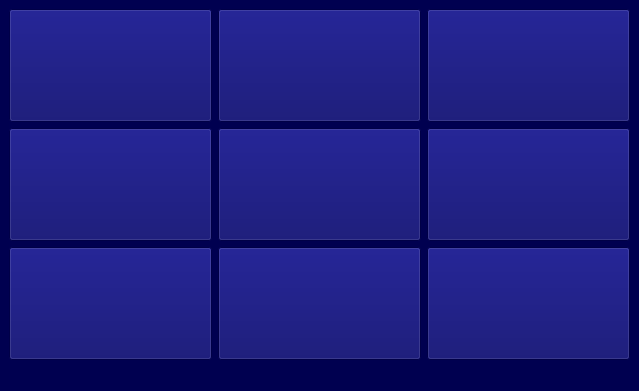
Above: main_window.ui from SinaHosseini/episode18 before the change. Below: the same form after it.
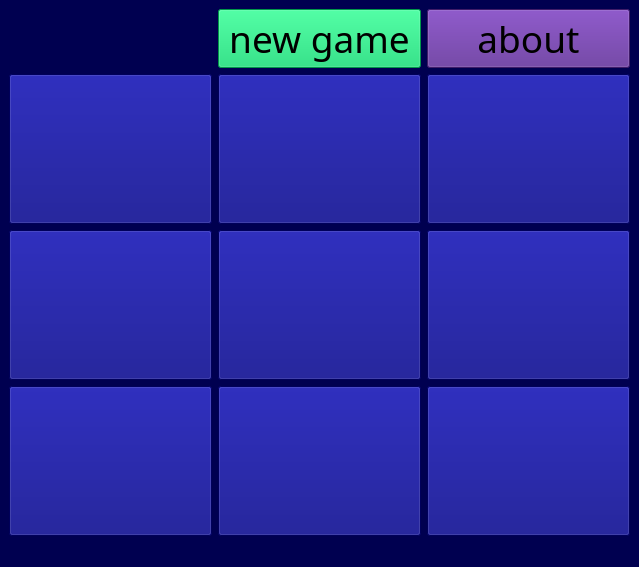
That is the form after the change.

What changed in the file:
```diff
--- a/main_window.ui
+++ b/main_window.ui
@@ -7,7 +7,7 @@
     <x>0</x>
     <y>0</y>
     <width>573</width>
-    <height>391</height>
+    <height>567</height>
    </rect>
   </property>
   <property name="sizePolicy">
@@ -24,7 +24,74 @@
   </property>
   <widget class="QWidget" name="centralwidget">
    <layout class="QGridLayout" name="gridLayout">
-    <item row="2" column="0">
+    <item row="3" column="2">
+     <widget class="QPushButton" name="btn_3">
+      <property name="sizePolicy">
+       <sizepolicy hsizetype="Minimum" vsizetype="Expanding">
+        <horstretch>0</horstretch>
+        <verstretch>0</verstretch>
+       </sizepolicy>
+      </property>
+      <property name="font">
+       <font>
+        <pointsize>55</pointsize>
+       </font>
+      </property>
+      <property name="styleSheet">
+       <string notr="true">background-color: rgb(0, 0, 127);
+</string>
+      </property>
+      <property name="text">
+       <string/>
+      </property>
+     </widget>
+    </item>
+    <item row="4" column="2">
+     <widget class="QPushButton" name="btn_6">
+      <property name="sizePolicy">
+       <sizepolicy hsizetype="Minimum" vsizetype="Expanding">
+        <horstretch>0</horstretch>
+        <verstretch>0</verstretch>
+       </sizepolicy>
+      </property>
+      <property name="font">
+       <font>
+        <pointsize>55</pointsize>
+       </font>
+      </property>
+      <property name="styleSheet">
+       <string notr="true">background-color: rgb(0, 0, 127);
+</string>
+      </property>
+      <property name="text">
+       <string/>
+      </property>
+     </widget>
+    </item>
+    <item row="2" column="1">
+     <widget class="QPushButton" name="btn_NG">
+      <property name="sizePolicy">
+       <sizepolicy hsizetype="Preferred" vsizetype="Preferred">
+        <horstretch>0</horstretch>
+        <verstretch>0</verstretch>
+       </sizepolicy>
+      </property>
+      <property name="font">
+       <font>
+        <family>Sylfaen</family>
+        <pointsize>28</pointsize>
+        <bold>false</bold>
+       </font>
+      </property>
+      <property name="styleSheet">
+       <string notr="true">background-color: rgb(0, 211, 102);</string>
+      </property>
+      <property name="text">
+       <string>new game</string>
+      </property>
+     </widget>
+    </item>
+    <item row="5" column="0">
      <widget class="QPushButton" name="btn_7">
       <property name="sizePolicy">
        <sizepolicy hsizetype="Minimum" vsizetype="Expanding">
@@ -38,15 +105,61 @@
        </font>
       </property>
       <property name="styleSheet">
-       <string notr="true">background-color: rgb(0, 0, 100);
-color: rgb(250, 155, 0);</string>
+       <string notr="true">background-color: rgb(0, 0, 127);
+</string>
       </property>
       <property name="text">
        <string/>
       </property>
      </widget>
     </item>
-    <item row="0" column="0">
+    <item row="2" column="2">
+     <widget class="QPushButton" name="btn_about">
+      <property name="sizePolicy">
+       <sizepolicy hsizetype="Preferred" vsizetype="Preferred">
+        <horstretch>0</horstretch>
+        <verstretch>0</verstretch>
+       </sizepolicy>
+      </property>
+      <property name="font">
+       <font>
+        <family>Sylfaen</family>
+        <pointsize>28</pointsize>
+        <bold>false</bold>
+       </font>
+      </property>
+      <property name="styleSheet">
+       <string notr="true">background-color: rgb(0, 211, 102);
+background-color: rgb(88, 38, 145);</string>
+      </property>
+      <property name="text">
+       <string>about</string>
+      </property>
+     </widget>
+    </item>
+    <item row="4" column="1">
+     <widget class="QPushButton" name="btn_5">
+      <property name="sizePolicy">
+       <sizepolicy hsizetype="Minimum" vsizetype="Expanding">
+        <horstretch>0</horstretch>
+        <verstretch>0</verstretch>
+       </sizepolicy>
+      </property>
+      <property name="font">
+       <font>
+        <pointsize>55</pointsize>
+       </font>
+      </property>
+      <property name="styleSheet">
+       <string notr="true">background-color: rgb(0, 0, 127);
+</string>
+      </property>
+      <property name="text">
+       <string/>
+      </property>
+     </widget>
+    </item>
+    <item row="3" column="0">
      <widget class="QPushButton" name="btn_1">
       <property name="sizePolicy">
        <sizepolicy hsizetype="Minimum" vsizetype="Expanding">
@@ -60,37 +173,15 @@
        </font>
       </property>
       <property name="styleSheet">
-       <string notr="true">background-color: rgb(0, 0, 100);
-color: rgb(250, 155, 0);</string>
+       <string notr="true">background-color: rgb(0, 0, 127);
+</string>
       </property>
       <property name="text">
        <string/>
       </property>
      </widget>
     </item>
-    <item row="0" column="1">
-     <widget class="QPushButton" name="btn_2">
-      <property name="sizePolicy">
-       <sizepolicy hsizetype="Minimum" vsizetype="Expanding">
-        <horstretch>0</horstretch>
-        <verstretch>0</verstretch>
-       </sizepolicy>
-      </property>
-      <property name="font">
-       <font>
-        <pointsize>55</pointsize>
-       </font>
-      </property>
-      <property name="styleSheet">
-       <string notr="true">background-color: rgb(0, 0, 100);
-color: rgb(250, 155, 0);</string>
-      </property>
-      <property name="text">
-       <string/>
-      </property>
-     </widget>
-    </item>
-    <item row="2" column="1">
+    <item row="5" column="1">
      <widget class="QPushButton" name="btn_8">
       <property name="sizePolicy">
        <sizepolicy hsizetype="Minimum" vsizetype="Expanding">
@@ -104,59 +195,15 @@
        </font>
       </property>
       <property name="styleSheet">
-       <string notr="true">background-color: rgb(0, 0, 100);
-color: rgb(250, 155, 0);</string>
+       <string notr="true">background-color: rgb(0, 0, 127);
+</string>
       </property>
       <property name="text">
        <string/>
       </property>
      </widget>
     </item>
-    <item row="1" column="1">
-     <widget class="QPushButton" name="btn_5">
-      <property name="sizePolicy">
-       <sizepolicy hsizetype="Minimum" vsizetype="Expanding">
-        <horstretch>0</horstretch>
-        <verstretch>0</verstretch>
-       </sizepolicy>
-      </property>
-      <property name="font">
-       <font>
-        <pointsize>55</pointsize>
-       </font>
-      </property>
-      <property name="styleSheet">
-       <string notr="true">background-color: rgb(0, 0, 100);
-color: rgb(250, 155, 0);</string>
-      </property>
-      <property name="text">
-       <string/>
-      </property>
-     </widget>
-    </item>
-    <item row="1" column="2">
-     <widget class="QPushButton" name="btn_6">
-      <property name="sizePolicy">
-       <sizepolicy hsizetype="Minimum" vsizetype="Expanding">
-        <horstretch>0</horstretch>
-        <verstretch>0</verstretch>
-       </sizepolicy>
-      </property>
-      <property name="font">
-       <font>
-        <pointsize>55</pointsize>
-       </font>
-      </property>
-      <property name="styleSheet">
-       <string notr="true">background-color: rgb(0, 0, 100);
-color: rgb(250, 155, 0);</string>
-      </property>
-      <property name="text">
-       <string/>
-      </property>
-     </widget>
-    </item>
-    <item row="2" column="2">
+    <item row="5" column="2">
      <widget class="QPushButton" name="btn_9">
       <property name="sizePolicy">
        <sizepolicy hsizetype="Minimum" vsizetype="Expanding">
@@ -170,15 +217,37 @@
        </font>
       </property>
       <property name="styleSheet">
-       <string notr="true">background-color: rgb(0, 0, 100);
-color: rgb(250, 155, 0);</string>
+       <string notr="true">background-color: rgb(0, 0, 127);
+</string>
       </property>
       <property name="text">
        <string/>
       </property>
      </widget>
     </item>
-    <item row="1" column="0">
+    <item row="3" column="1">
+     <widget class="QPushButton" name="btn_2">
+      <property name="sizePolicy">
+       <sizepolicy hsizetype="Minimum" vsizetype="Expanding">
+        <horstretch>0</horstretch>
+        <verstretch>0</verstretch>
+       </sizepolicy>
+      </property>
+      <property name="font">
+       <font>
+        <pointsize>55</pointsize>
+       </font>
+      </property>
+      <property name="styleSheet">
+       <string notr="true">background-color: rgb(0, 0, 127);
+</string>
+      </property>
+      <property name="text">
+       <string/>
+      </property>
+     </widget>
+    </item>
+    <item row="4" column="0">
      <widget class="QPushButton" name="btn_4">
       <property name="sizePolicy">
        <sizepolicy hsizetype="Minimum" vsizetype="Expanding">
@@ -192,30 +261,8 @@
        </font>
       </property>
       <property name="styleSheet">
-       <string notr="true">background-color: rgb(0, 0, 100);
-color: rgb(250, 155, 0);</string>
-      </property>
-      <property name="text">
-       <string/>
-      </property>
-     </widget>
-    </item>
-    <item row="0" column="2">
-     <widget class="QPushButton" name="btn_3">
-      <property name="sizePolicy">
-       <sizepolicy hsizetype="Minimum" vsizetype="Expanding">
-        <horstretch>0</horstretch>
-        <verstretch>0</verstretch>
-       </sizepolicy>
-      </property>
-      <property name="font">
-       <font>
-        <pointsize>55</pointsize>
-       </font>
-      </property>
-      <property name="styleSheet">
-       <string notr="true">background-color: rgb(0, 0, 100);
-color: rgb(250, 155, 0);</string>
+       <string notr="true">background-color: rgb(0, 0, 127);
+</string>
       </property>
       <property name="text">
        <string/>
```
